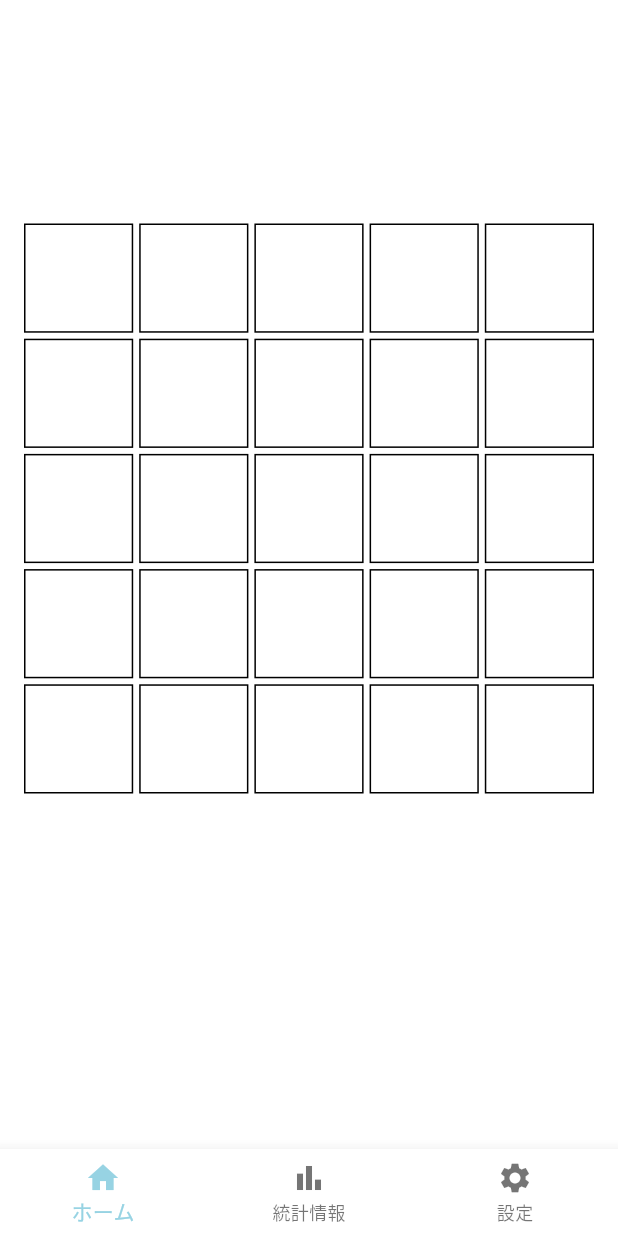
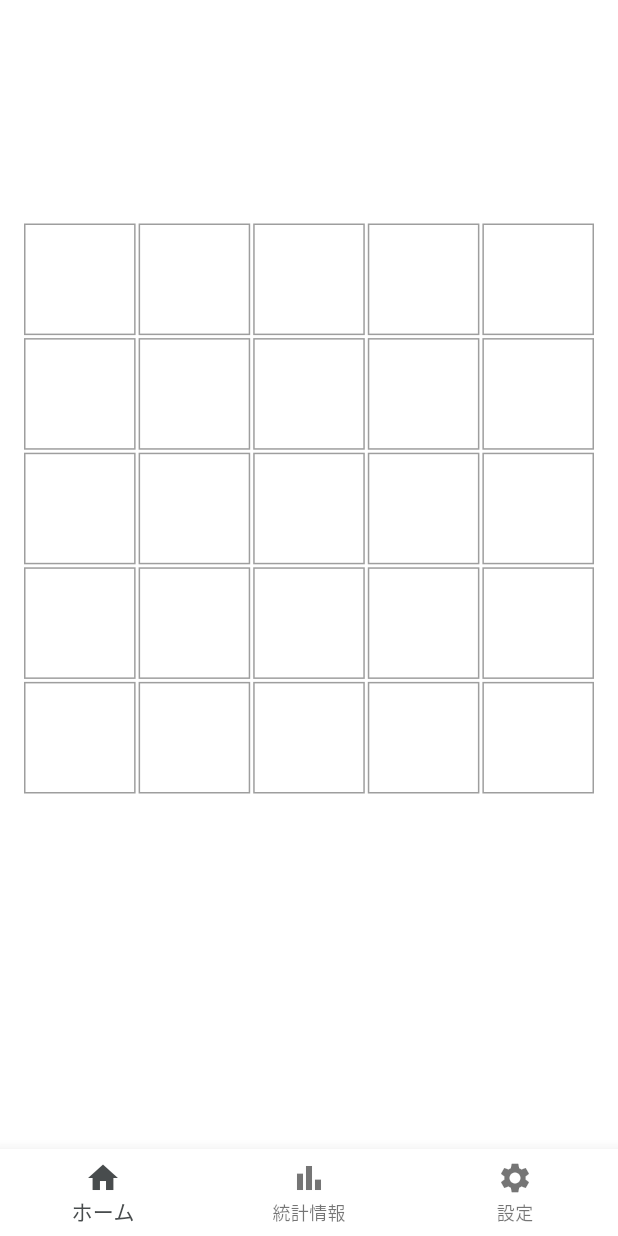
Before and after one commit to amaotone/goal_bingo, a Flutter app: the screen it shows after launch, on a phone screen of 412 x 824 dp. Run offline on Flutter 3.47's test engine with Material 3 defaults, Android fonts, the phone set to English and light mode, and no system bars; our stand-ins replace auto_size_text, google_fonts, shared_preferences.

Commit message:
feat(main.dart): refactor MyApp and MyHomePage constructors to use super.key for improved readability feat(bingo_board.dart): implement loading and saving of bingo board state using SharedPreferences for persistence feat(bingo_cell.dart): create BingoCell model and BingoCellWidget for better separation of concerns and UI representation feat(bingo_cell_widget.dart): add BingoCellWidget for displaying individual bingo cells with tap and long press functionality build(macos): register SharedPreferences plugin in GeneratedPluginRegistrant.swift for macOS compatibility chore(pubspec.yaml): add shared_preferences and auto_size_text dependencies for state management and text handling

```diff
--- a/lib/main.dart
+++ b/lib/main.dart
@@ -7,7 +7,7 @@ void main() {
 }
 
 class MyApp extends StatelessWidget {
-  const MyApp({Key? key}) : super(key: key);
+  const MyApp({super.key});
 
   @override
   Widget build(BuildContext context) {
@@ -16,10 +16,10 @@ class MyApp extends StatelessWidget {
       theme: ThemeData(
         colorScheme: ColorScheme.fromSeed(
           surface: Colors.white,
-          seedColor: Color(0xFF97D3E3),
-          primary: Color(0xFF97D3E3),
-          secondary: Color(0xFF91DBB9),
-          tertiary: Color(0xFFECACB5),
+          seedColor: const Color(0xFF97D3E3),
+          primary: const Color.fromARGB(255, 72, 76, 77),
+          secondary: const Color(0xFF91DBB9),
+          tertiary: const Color(0xFFECACB5),
         ),
         textTheme: GoogleFonts.mPlusRounded1cTextTheme(
           Theme.of(context).textTheme,
@@ -32,7 +32,7 @@ class MyApp extends StatelessWidget {
 }
 
 class MyHomePage extends StatelessWidget {
-  const MyHomePage({Key? key, required this.title}) : super(key: key);
+  const MyHomePage({super.key, required this.title});
 
   final String title;
 
@@ -40,7 +40,7 @@ class MyHomePage extends StatelessWidget {
   Widget build(BuildContext context) {
     return Center(
       child: ConstrainedBox(
-        constraints: BoxConstraints(
+        constraints: const BoxConstraints(
           maxWidth: 500,
           maxHeight: 500,
         ),
@@ -54,10 +54,10 @@ class MyHomePage extends StatelessWidget {
 }
 
 class HomePage extends StatefulWidget {
-  const HomePage({Key? key}) : super(key: key);
+  const HomePage({super.key});
 
   @override
-  _HomePageState createState() => _HomePageState();
+  State<HomePage> createState() => _HomePageState();
 }
 
 class _HomePageState extends State<HomePage> {
--- a/lib/widgets/bingo_board.dart
+++ b/lib/widgets/bingo_board.dart
@@ -1,57 +1,125 @@
 import 'package:flutter/material.dart';
+import 'package:shared_preferences/shared_preferences.dart';
+import 'dart:convert';
+import 'bingo_cell.dart';
 
 class BingoBoard extends StatefulWidget {
-  const BingoBoard({Key? key}) : super(key: key);
+  const BingoBoard({super.key});
 
   @override
-  _BingoBoardState createState() => _BingoBoardState();
+  State<BingoBoard> createState() => _BingoBoardState();
 }
 
 class _BingoBoardState extends State<BingoBoard> {
-  final List<List<String>> _board = List.generate(
-    5,
-    (_) => List.generate(5, (_) => ''),
-  );
+  List<List<BingoCell>> _board = [];
+
+  @override
+  void initState() {
+    super.initState();
+    _loadBoard();
+  }
+
+  Future<void> _loadBoard() async {
+    final prefs = await SharedPreferences.getInstance();
+    final String? boardJson = prefs.getString('bingo_board');
+    if (boardJson != null) {
+      final List<dynamic> decodedBoard = json.decode(boardJson);
+      setState(() {
+        _board = decodedBoard.map((row) {
+          return (row as List<dynamic>)
+              .map((cell) => BingoCell.fromJson(cell as Map<String, dynamic>))
+              .toList();
+        }).toList();
+      });
+    } else {
+      setState(() {
+        _board = List.generate(
+            5,
+            (_) =>
+                List.generate(5, (_) => BingoCell(goal: '', isChecked: false)));
+      });
+    }
+  }
+
+  Future<void> _saveBoard() async {
+    final prefs = await SharedPreferences.getInstance();
+    final String boardJson = json.encode(_board
+        .map((row) => row
+            .map((cell) => {'goal': cell.goal, 'isChecked': cell.isChecked})
+            .toList())
+        .toList());
+    await prefs.setString('bingo_board', boardJson);
+  }
 
   @override
   Widget build(BuildContext context) {
+    if (_board.isEmpty) {
+      return const Center(child: CircularProgressIndicator());
+    }
+
     return GridView.builder(
       gridDelegate: const SliverGridDelegateWithFixedCrossAxisCount(
         crossAxisCount: 5,
         childAspectRatio: 1.0,
-        crossAxisSpacing: 4.0,
-        mainAxisSpacing: 4.0,
+        crossAxisSpacing: 2,
+        mainAxisSpacing: 2,
       ),
       itemCount: 25,
       itemBuilder: (context, index) {
-        int row = index ~/ 5;
-        int col = index % 5;
-        return GestureDetector(
-          onTap: () => _toggleCell(row, col),
-          child: Container(
-            decoration: BoxDecoration(
-              border: Border.all(color: Colors.black),
-              color: _board[row][col].isNotEmpty ? Colors.yellow : Colors.white,
-            ),
-            child: Center(
-              child: Text(
-                _board[row][col],
-                style: const TextStyle(fontSize: 18),
-              ),
-            ),
-          ),
+        final row = index ~/ 5;
+        final col = index % 5;
+        return BingoCellWidget(
+          cell: _board[row][col],
+          onTap: () => _board[row][col].goal.isEmpty
+              ? _editCell(row, col)
+              : _toggleCheck(row, col),
+          onLongPress: () => _editCell(row, col),
         );
       },
     );
   }
 
-  void _toggleCell(int row, int col) {
+  void _toggleCheck(int row, int col) {
     setState(() {
-      if (_board[row][col].isEmpty) {
-        _board[row][col] = 'X';
-      } else {
-        _board[row][col] = '';
-      }
+      _board[row][col].isChecked = !_board[row][col].isChecked;
+      _saveBoard();
     });
   }
+
+  void _editCell(int row, int col) {
+    final TextEditingController controller =
+        TextEditingController(text: _board[row][col].goal);
+    showDialog(
+      context: context,
+      builder: (context) {
+        String newGoal = _board[row][col].goal;
+        return AlertDialog(
+          title: const Text('目標を入力'),
+          content: TextField(
+            onChanged: (value) {
+              newGoal = value;
+            },
+            controller: controller,
+            decoration: const InputDecoration(hintText: "目標を入力してください"),
+          ),
+          actions: [
+            TextButton(
+              child: const Text('キャンセル'),
+              onPressed: () => Navigator.of(context).pop(),
+            ),
+            TextButton(
+              child: const Text('保存'),
+              onPressed: () {
+                setState(() {
+                  _board[row][col].goal = newGoal;
+                  _saveBoard();
+                });
+                Navigator.of(context).pop();
+              },
+            ),
+          ],
+        );
+      },
+    );
+  }
 }
--- /dev/null
+++ b/lib/widgets/bingo_cell.dart
@@ -0,0 +1,59 @@
+import 'package:flutter/material.dart';
+import 'package:auto_size_text/auto_size_text.dart';
+
+class BingoCell {
+  String goal;
+  bool isChecked;
+
+  BingoCell({required this.goal, required this.isChecked});
+
+  factory BingoCell.fromJson(Map<String, dynamic> json) {
+    return BingoCell(
+      goal: json['goal'] as String,
+      isChecked: json['isChecked'] as bool,
+    );
+  }
+}
+
+class BingoCellWidget extends StatelessWidget {
+  final BingoCell cell;
+  final VoidCallback onTap;
+  final VoidCallback onLongPress;
+
+  const BingoCellWidget({
+    Key? key,
+    required this.cell,
+    required this.onTap,
+    required this.onLongPress,
+  }) : super(key: key);
+
+  @override
+  Widget build(BuildContext context) {
+    return GestureDetector(
+      onTap: onTap,
+      onLongPress: onLongPress,
+      child: Container(
+        decoration: BoxDecoration(
+          color: cell.isChecked ? Colors.green[200] : Colors.white,
+          border: Border.all(color: Colors.grey),
+        ),
+        child: Padding(
+          padding: const EdgeInsets.all(2.0), // ここで隙間を設ける
+          child: Center(
+            child: AutoSizeText(
+              cell.goal,
+              textAlign: TextAlign.center,
+              style: const TextStyle(
+                fontSize: 14,
+                fontWeight: FontWeight.bold,
+              ),
+              maxLines: 5, // 最大行数を設定
+              minFontSize: 10, // 最小フォントサイズを設定
+              overflow: TextOverflow.visible, // 溢れた場合の処理をvisibleに設定
+            ),
+          ),
+        ),
+      ),
+    );
+  }
+}
--- /dev/null
+++ b/lib/widgets/bingo_cell_widget.dart
@@ -0,0 +1,39 @@
+import 'package:flutter/material.dart';
+import 'bingo_cell.dart';
+
+class BingoCellWidget extends StatelessWidget {
+  final BingoCell cell;
+  final VoidCallback onTap;
+  final VoidCallback onLongPress;
+
+  const BingoCellWidget({
+    Key? key,
+    required this.cell,
+    required this.onTap,
+    required this.onLongPress,
+  }) : super(key: key);
+
+  @override
+  Widget build(BuildContext context) {
+    return GestureDetector(
+      onTap: onTap,
+      onLongPress: onLongPress,
+      child: Container(
+        decoration: BoxDecoration(
+          color: cell.isChecked ? Colors.green[200] : Colors.white,
+          border: Border.all(color: Colors.grey),
+        ),
+        child: Center(
+          child: Text(
+            cell.goal,
+            textAlign: TextAlign.center,
+            style: TextStyle(
+              fontSize: 14,
+              fontWeight: FontWeight.bold,
+            ),
+          ),
+        ),
+      ),
+    );
+  }
+}
--- a/pubspec.yaml
+++ b/pubspec.yaml
@@ -30,6 +30,8 @@ environment:
 dependencies:
   flutter:
     sdk: flutter
+  shared_preferences: ^2.3.2
+  auto_size_text: ^3.0.0
   google_fonts: ^6.2.0
 
   # The following adds the Cupertino Icons font to your application.
```
Also changed, not shown: pubspec.lock, 1 other file.
